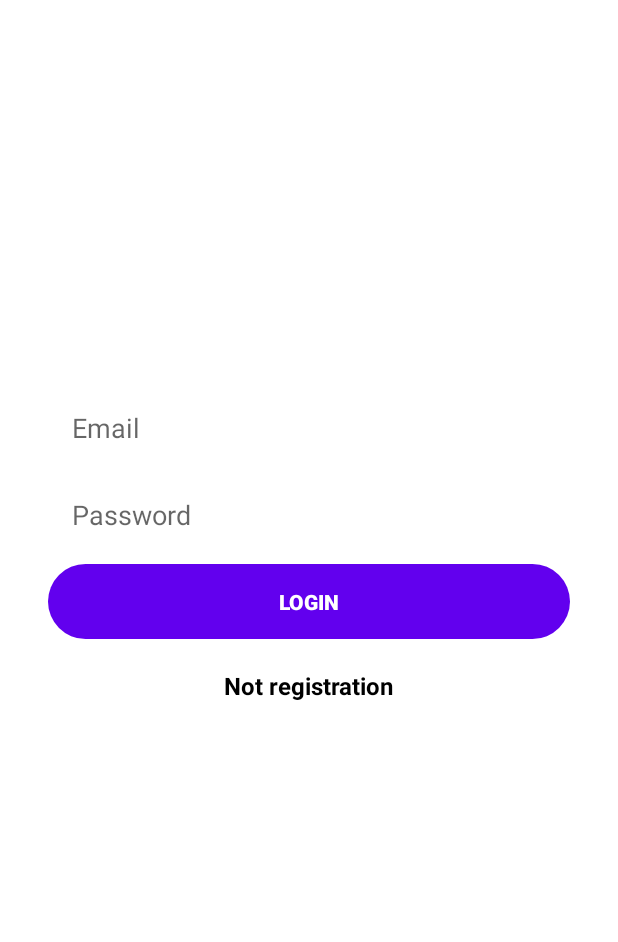
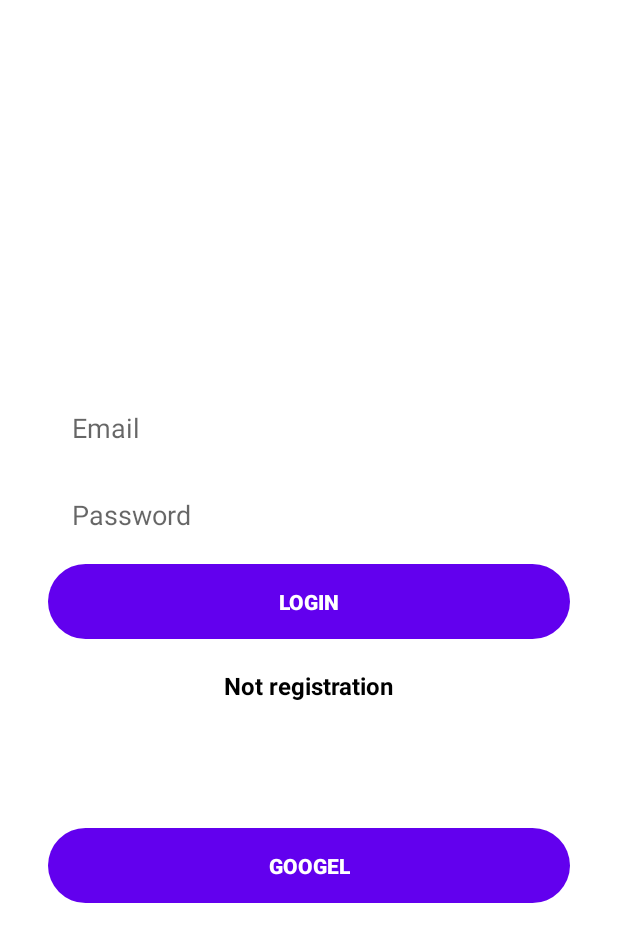
Before and after one commit to Eman-Samkri/Social-Media-App, an Android app: the layout fragment_login_user.xml on its own in the app's theme, with its tools: preview values and no code run, on a phone screen of 412 x 824 dp. Shown: the top 942 px of the screen. Run offline under Robolectric (Android 15) with nearby library versions, the phone set to English and light mode, and no system bars.

Commit message:
solve some bug

```diff
--- a/app/build.gradle
+++ b/app/build.gradle
@@ -63,6 +63,7 @@ dependencies {
     implementation 'com.google.firebase:firebase-storage-ktx:20.0.0'
     implementation 'com.google.firebase:firebase-firestore-ktx:24.0.0'
     implementation 'org.chromium.net:cronet-embedded:76.3809.111'
+    implementation 'com.google.android.gms:play-services-auth:20.0.0'
     testImplementation 'junit:junit:4.13.2'
     androidTestImplementation 'androidx.test.ext:junit:1.1.3'
     androidTestImplementation 'androidx.test.espresso:espresso-core:3.4.0'
@@ -106,7 +107,7 @@ dependencies {
     // CameraX View class
     implementation 'androidx.camera:camera-view:1.0.0-alpha27'
 
-    implementation 'org.jetbrains.kotlinx:kotlinx-coroutines-play-services:1.1.1'
+    implementation 'org.jetbrains.kotlinx:kotlinx-coroutines-play-services:1.4.1'
     implementation 'org.jetbrains.kotlinx:kotlinx-coroutines-core:1.5.2-native-mt'
     implementation 'org.jetbrains.kotlinx:kotlinx-coroutines-android:1.5.2'
 
@@ -137,5 +138,4 @@ dependencies {
     implementation 'org.jetbrains.kotlinx:kotlinx-coroutines-android:1.3.5'
 
 
-
 }
--- a/app/src/main/java/com/t1000/capstone21/models/ChatMessage.kt
+++ b/app/src/main/java/com/t1000/capstone21/models/ChatMessage.kt
@@ -4,8 +4,6 @@ import com.google.firebase.Timestamp
 import java.util.*
 
 data class ChatMessage (val text: String = "",
-                        val senderId: String = "",
-                        val receiverId: String ="",
                         var type: String = "",
                         val time : Date = Date(),
                         val created_at: Timestamp?)
--- a/app/src/main/res/layout/fragment_login_user.xml
+++ b/app/src/main/res/layout/fragment_login_user.xml
@@ -64,6 +64,21 @@
         app:layout_constraintStart_toStartOf="@+id/password_edittext_login"
         app:layout_constraintTop_toBottomOf="@+id/password_edittext_login"/>
 
+    <Button
+        android:id="@+id/login_button_google"
+        style="?android:attr/borderlessButtonStyle"
+        android:layout_width="0dp"
+        android:layout_height="50dp"
+        android:layout_marginTop="84dp"
+        android:background="@drawable/rounded_button"
+        android:text="Googel"
+        android:textColor="@android:color/white"
+        android:textStyle="bold"
+        app:layout_constraintEnd_toEndOf="@+id/password_edittext_login"
+        app:layout_constraintHorizontal_bias="0.0"
+        app:layout_constraintStart_toStartOf="@+id/password_edittext_login"
+        app:layout_constraintTop_toBottomOf="@+id/toRegisterTv" />
+
     <TextView
         android:id="@+id/toRegisterTv"
         android:layout_width="wrap_content"
```
Also changed, not shown: app/src/main/java/com/t1000/capstone21/Repo.kt (+12 -10 lines), app/src/main/java/com/t1000/capstone21/ui/chat/ChatFragment.kt (+26 -13 lines), app/src/main/java/com/t1000/capstone21/ui/chat/ChatViewModel.kt (+9 -6 lines), app/src/main/java/com/t1000/capstone21/ui/me/register/LoginUserFragment.kt (+86 -11 lines).
